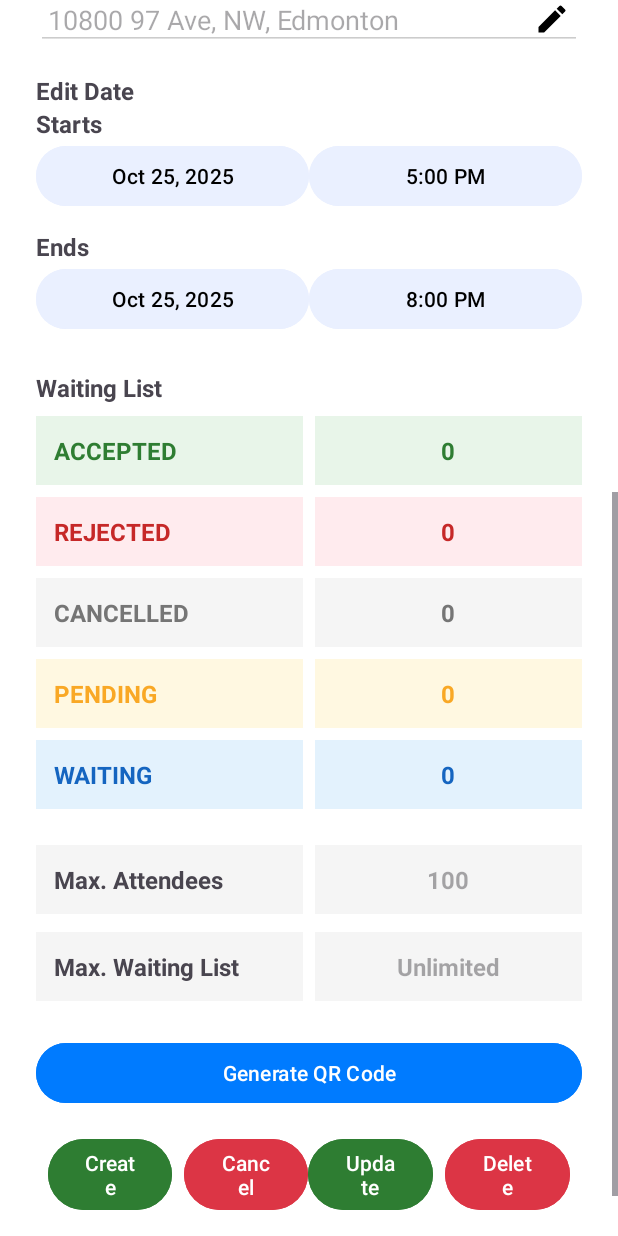
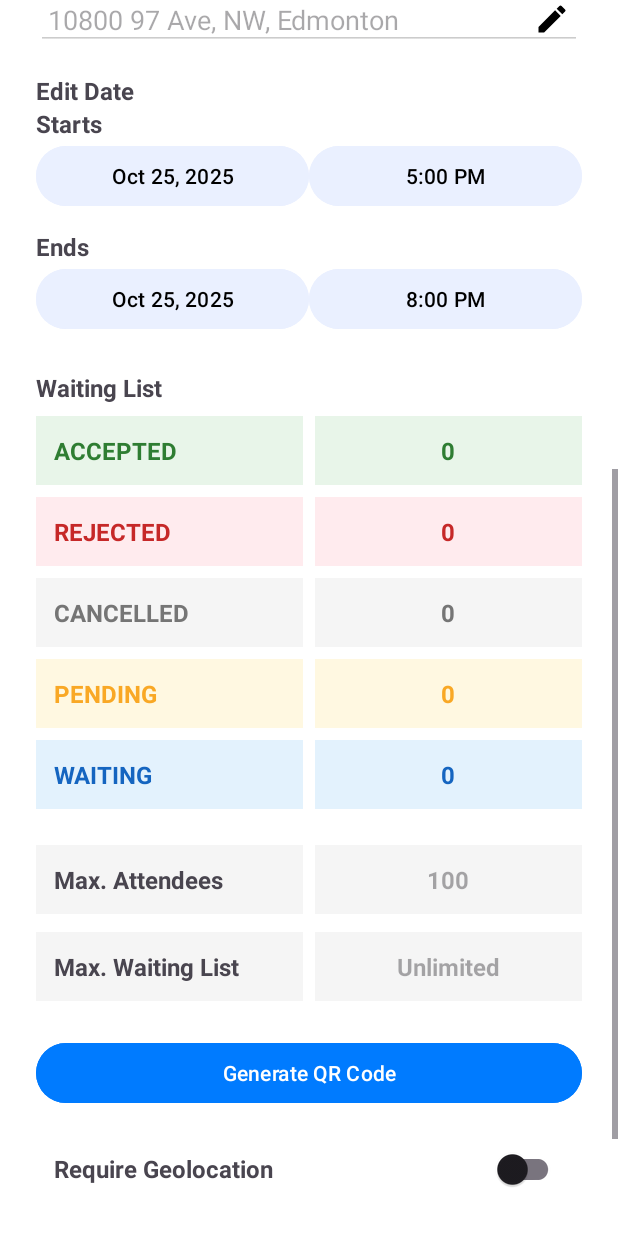
Before and after one commit to CMPUT301F25Syzygy/Syzygy-EventApp, an Android app: the layout fragment_edit_event.xml on its own in the app's theme, with its tools: preview values and no code run, scrolled down 576 dp, on a phone screen of 412 x 824 dp. Run offline under Robolectric (Android 15) with nearby library versions, the phone set to English and light mode, and no system bars.

Commit message:
Added geolocation toggle, CANNOT be modified after the event is initially created.

```diff
--- a/SyzygyEventApp/app/src/main/res/layout/fragment_edit_event.xml
+++ b/SyzygyEventApp/app/src/main/res/layout/fragment_edit_event.xml
@@ -539,6 +539,31 @@
             android:drawableStart="@android:drawable/ic_menu_gallery"
             android:drawablePadding="8dp" />
 
+        <!-- Geolocation Required Toggle -->
+        <LinearLayout
+            android:layout_width="match_parent"
+            android:layout_height="wrap_content"
+            android:orientation="horizontal"
+            android:layout_marginBottom="24dp"
+            android:gravity="center_vertical">
+
+            <TextView
+                android:layout_width="0dp"
+                android:layout_height="wrap_content"
+                android:layout_weight="1"
+                android:text="Require Geolocation"
+                android:textStyle="bold"
+                android:textSize="16sp"
+                android:padding="12dp" />
+
+            <androidx.appcompat.widget.SwitchCompat
+                android:id="@+id/geolocation_toggle"
+                android:layout_width="wrap_content"
+                android:layout_height="wrap_content"
+                android:checked="false"
+                android:padding="12dp" />
+        </LinearLayout>
+
         <!-- Action buttons row -->
         <LinearLayout
             android:layout_width="match_parent"
```
Also changed, not shown: SyzygyEventApp/app/src/main/java/com/example/syzygy_eventapp/OrganizerEventEditDetailsFragment.java (+20 -1 lines).
